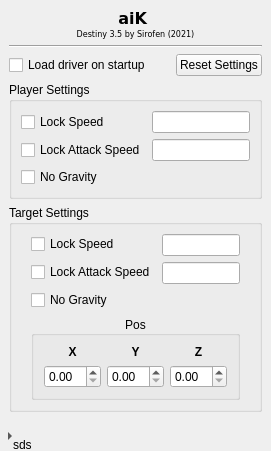
Before: the Qt Designer form aikwidget.ui in sirofen/aiK, drawn with Qt 5.
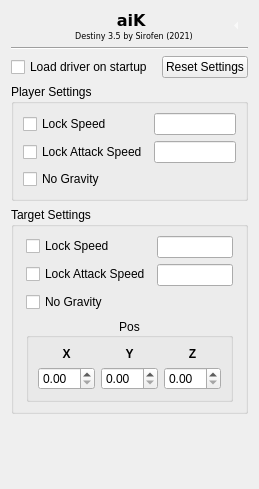
After: the same form once the commit is applied. Custom widgets are drawn as their Qt base class.

```diff
--- a/aikwidget.ui
+++ b/aikwidget.ui
@@ -9,8 +9,8 @@
    <rect>
     <x>0</x>
     <y>0</y>
-    <width>271</width>
-    <height>451</height>
+    <width>259</width>
+    <height>489</height>
    </rect>
   </property>
   <property name="sizePolicy">
@@ -31,25 +31,7 @@
   <property name="locale">
    <locale language="English" country="UnitedStates"/>
   </property>
-  <widget class="QWidget" name="inner_aikwidget" native="true">
-   <property name="geometry">
-    <rect>
-     <x>9</x>
-     <y>9</y>
-     <width>253</width>
-     <height>443</height>
-    </rect>
-   </property>
-   <property name="sizePolicy">
-    <sizepolicy hsizetype="Fixed" vsizetype="Fixed">
-     <horstretch>0</horstretch>
-     <verstretch>0</verstretch>
-    </sizepolicy>
-   </property>
-   <layout class="QVBoxLayout" name="verticalLayout_3">
-    <property name="sizeConstraint">
-     <enum>QLayout::SetMinimumSize</enum>
-    </property>
+  <layout class="QVBoxLayout" name="verticalLayout_2">
     <item>
      <layout class="QVBoxLayout" name="mainLayout">
       <property name="spacing">
@@ -93,7 +75,482 @@
            <set>Qt::AlignLeading|Qt::AlignLeft|Qt::AlignVCenter</set>
           </property>
           <property name="indent">
-           <number>-1</number>
+          <number>39</number>
+         </property>
+        </widget>
+       </item>
+       <item>
+        <widget class="CollapseButton" name="toolButton">
+         <property name="enabled">
+          <bool>true</bool>
+         </property>
+         <property name="palette">
+          <palette>
+           <active>
+            <colorrole role="WindowText">
+             <brush brushstyle="SolidPattern">
+              <color alpha="0">
+               <red>255</red>
+               <green>255</green>
+               <blue>255</blue>
+              </color>
+             </brush>
+            </colorrole>
+            <colorrole role="Button">
+             <brush brushstyle="SolidPattern">
+              <color alpha="0">
+               <red>240</red>
+               <green>240</green>
+               <blue>240</blue>
+              </color>
+             </brush>
+            </colorrole>
+            <colorrole role="Light">
+             <brush brushstyle="SolidPattern">
+              <color alpha="0">
+               <red>255</red>
+               <green>255</green>
+               <blue>255</blue>
+              </color>
+             </brush>
+            </colorrole>
+            <colorrole role="Midlight">
+             <brush brushstyle="SolidPattern">
+              <color alpha="0">
+               <red>247</red>
+               <green>247</green>
+               <blue>247</blue>
+              </color>
+             </brush>
+            </colorrole>
+            <colorrole role="Dark">
+             <brush brushstyle="SolidPattern">
+              <color alpha="0">
+               <red>120</red>
+               <green>120</green>
+               <blue>120</blue>
+              </color>
+             </brush>
+            </colorrole>
+            <colorrole role="Mid">
+             <brush brushstyle="SolidPattern">
+              <color alpha="0">
+               <red>160</red>
+               <green>160</green>
+               <blue>160</blue>
+              </color>
+             </brush>
+            </colorrole>
+            <colorrole role="Text">
+             <brush brushstyle="SolidPattern">
+              <color alpha="0">
+               <red>255</red>
+               <green>255</green>
+               <blue>255</blue>
+              </color>
+             </brush>
+            </colorrole>
+            <colorrole role="BrightText">
+             <brush brushstyle="SolidPattern">
+              <color alpha="255">
+               <red>255</red>
+               <green>255</green>
+               <blue>255</blue>
+              </color>
+             </brush>
+            </colorrole>
+            <colorrole role="ButtonText">
+             <brush brushstyle="SolidPattern">
+              <color alpha="0">
+               <red>255</red>
+               <green>255</green>
+               <blue>255</blue>
+              </color>
+             </brush>
+            </colorrole>
+            <colorrole role="Base">
+             <brush brushstyle="SolidPattern">
+              <color alpha="255">
+               <red>255</red>
+               <green>255</green>
+               <blue>255</blue>
+              </color>
+             </brush>
+            </colorrole>
+            <colorrole role="Window">
+             <brush brushstyle="SolidPattern">
+              <color alpha="0">
+               <red>240</red>
+               <green>240</green>
+               <blue>240</blue>
+              </color>
+             </brush>
+            </colorrole>
+            <colorrole role="Shadow">
+             <brush brushstyle="SolidPattern">
+              <color alpha="255">
+               <red>0</red>
+               <green>0</green>
+               <blue>0</blue>
+              </color>
+             </brush>
+            </colorrole>
+            <colorrole role="AlternateBase">
+             <brush brushstyle="SolidPattern">
+              <color alpha="127">
+               <red>247</red>
+               <green>247</green>
+               <blue>247</blue>
+              </color>
+             </brush>
+            </colorrole>
+            <colorrole role="ToolTipBase">
+             <brush brushstyle="SolidPattern">
+              <color alpha="255">
+               <red>255</red>
+               <green>255</green>
+               <blue>220</blue>
+              </color>
+             </brush>
+            </colorrole>
+            <colorrole role="ToolTipText">
+             <brush brushstyle="SolidPattern">
+              <color alpha="255">
+               <red>0</red>
+               <green>0</green>
+               <blue>0</blue>
+              </color>
+             </brush>
+            </colorrole>
+            <colorrole role="PlaceholderText">
+             <brush brushstyle="SolidPattern">
+              <color alpha="128">
+               <red>0</red>
+               <green>0</green>
+               <blue>0</blue>
+              </color>
+             </brush>
+            </colorrole>
+           </active>
+           <inactive>
+            <colorrole role="WindowText">
+             <brush brushstyle="SolidPattern">
+              <color alpha="0">
+               <red>255</red>
+               <green>255</green>
+               <blue>255</blue>
+              </color>
+             </brush>
+            </colorrole>
+            <colorrole role="Button">
+             <brush brushstyle="SolidPattern">
+              <color alpha="0">
+               <red>240</red>
+               <green>240</green>
+               <blue>240</blue>
+              </color>
+             </brush>
+            </colorrole>
+            <colorrole role="Light">
+             <brush brushstyle="SolidPattern">
+              <color alpha="0">
+               <red>255</red>
+               <green>255</green>
+               <blue>255</blue>
+              </color>
+             </brush>
+            </colorrole>
+            <colorrole role="Midlight">
+             <brush brushstyle="SolidPattern">
+              <color alpha="0">
+               <red>247</red>
+               <green>247</green>
+               <blue>247</blue>
+              </color>
+             </brush>
+            </colorrole>
+            <colorrole role="Dark">
+             <brush brushstyle="SolidPattern">
+              <color alpha="0">
+               <red>120</red>
+               <green>120</green>
+               <blue>120</blue>
+              </color>
+             </brush>
+            </colorrole>
+            <colorrole role="Mid">
+             <brush brushstyle="SolidPattern">
+              <color alpha="0">
+               <red>160</red>
+               <green>160</green>
+               <blue>160</blue>
+              </color>
+             </brush>
+            </colorrole>
+            <colorrole role="Text">
+             <brush brushstyle="SolidPattern">
+              <color alpha="0">
+               <red>255</red>
+               <green>255</green>
+               <blue>255</blue>
+              </color>
+             </brush>
+            </colorrole>
+            <colorrole role="BrightText">
+             <brush brushstyle="SolidPattern">
+              <color alpha="255">
+               <red>255</red>
+               <green>255</green>
+               <blue>255</blue>
+              </color>
+             </brush>
+            </colorrole>
+            <colorrole role="ButtonText">
+             <brush brushstyle="SolidPattern">
+              <color alpha="0">
+               <red>255</red>
+               <green>255</green>
+               <blue>255</blue>
+              </color>
+             </brush>
+            </colorrole>
+            <colorrole role="Base">
+             <brush brushstyle="SolidPattern">
+              <color alpha="255">
+               <red>255</red>
+               <green>255</green>
+               <blue>255</blue>
+              </color>
+             </brush>
+            </colorrole>
+            <colorrole role="Window">
+             <brush brushstyle="SolidPattern">
+              <color alpha="0">
+               <red>240</red>
+               <green>240</green>
+               <blue>240</blue>
+              </color>
+             </brush>
+            </colorrole>
+            <colorrole role="Shadow">
+             <brush brushstyle="SolidPattern">
+              <color alpha="255">
+               <red>0</red>
+               <green>0</green>
+               <blue>0</blue>
+              </color>
+             </brush>
+            </colorrole>
+            <colorrole role="AlternateBase">
+             <brush brushstyle="SolidPattern">
+              <color alpha="127">
+               <red>247</red>
+               <green>247</green>
+               <blue>247</blue>
+              </color>
+             </brush>
+            </colorrole>
+            <colorrole role="ToolTipBase">
+             <brush brushstyle="SolidPattern">
+              <color alpha="255">
+               <red>255</red>
+               <green>255</green>
+               <blue>220</blue>
+              </color>
+             </brush>
+            </colorrole>
+            <colorrole role="ToolTipText">
+             <brush brushstyle="SolidPattern">
+              <color alpha="255">
+               <red>0</red>
+               <green>0</green>
+               <blue>0</blue>
+              </color>
+             </brush>
+            </colorrole>
+            <colorrole role="PlaceholderText">
+             <brush brushstyle="SolidPattern">
+              <color alpha="128">
+               <red>0</red>
+               <green>0</green>
+               <blue>0</blue>
+              </color>
+             </brush>
+            </colorrole>
+           </inactive>
+           <disabled>
+            <colorrole role="WindowText">
+             <brush brushstyle="SolidPattern">
+              <color alpha="0">
+               <red>255</red>
+               <green>255</green>
+               <blue>255</blue>
+              </color>
+             </brush>
+            </colorrole>
+            <colorrole role="Button">
+             <brush brushstyle="SolidPattern">
+              <color alpha="0">
+               <red>240</red>
+               <green>240</green>
+               <blue>240</blue>
+              </color>
+             </brush>
+            </colorrole>
+            <colorrole role="Light">
+             <brush brushstyle="SolidPattern">
+              <color alpha="0">
+               <red>255</red>
+               <green>255</green>
+               <blue>255</blue>
+              </color>
+             </brush>
+            </colorrole>
+            <colorrole role="Midlight">
+             <brush brushstyle="SolidPattern">
+              <color alpha="0">
+               <red>247</red>
+               <green>247</green>
+               <blue>247</blue>
+              </color>
+             </brush>
+            </colorrole>
+            <colorrole role="Dark">
+             <brush brushstyle="SolidPattern">
+              <color alpha="0">
+               <red>120</red>
+               <green>120</green>
+               <blue>120</blue>
+              </color>
+             </brush>
+            </colorrole>
+            <colorrole role="Mid">
+             <brush brushstyle="SolidPattern">
+              <color alpha="0">
+               <red>160</red>
+               <green>160</green>
+               <blue>160</blue>
+              </color>
+             </brush>
+            </colorrole>
+            <colorrole role="Text">
+             <brush brushstyle="SolidPattern">
+              <color alpha="0">
+               <red>255</red>
+               <green>255</green>
+               <blue>255</blue>
+              </color>
+             </brush>
+            </colorrole>
+            <colorrole role="BrightText">
+             <brush brushstyle="SolidPattern">
+              <color alpha="255">
+               <red>255</red>
+               <green>255</green>
+               <blue>255</blue>
+              </color>
+             </brush>
+            </colorrole>
+            <colorrole role="ButtonText">
+             <brush brushstyle="SolidPattern">
+              <color alpha="0">
+               <red>255</red>
+               <green>255</green>
+               <blue>255</blue>
+              </color>
+             </brush>
+            </colorrole>
+            <colorrole role="Base">
+             <brush brushstyle="SolidPattern">
+              <color alpha="0">
+               <red>240</red>
+               <green>240</green>
+               <blue>240</blue>
+              </color>
+             </brush>
+            </colorrole>
+            <colorrole role="Window">
+             <brush brushstyle="SolidPattern">
+              <color alpha="0">
+               <red>240</red>
+               <green>240</green>
+               <blue>240</blue>
+              </color>
+             </brush>
+            </colorrole>
+            <colorrole role="Shadow">
+             <brush brushstyle="SolidPattern">
+              <color alpha="255">
+               <red>0</red>
+               <green>0</green>
+               <blue>0</blue>
+              </color>
+             </brush>
+            </colorrole>
+            <colorrole role="AlternateBase">
+             <brush brushstyle="SolidPattern">
+              <color alpha="0">
+               <red>240</red>
+               <green>240</green>
+               <blue>240</blue>
+              </color>
+             </brush>
+            </colorrole>
+            <colorrole role="ToolTipBase">
+             <brush brushstyle="SolidPattern">
+              <color alpha="255">
+               <red>255</red>
+               <green>255</green>
+               <blue>220</blue>
+              </color>
+             </brush>
+            </colorrole>
+            <colorrole role="ToolTipText">
+             <brush brushstyle="SolidPattern">
+              <color alpha="255">
+               <red>0</red>
+               <green>0</green>
+               <blue>0</blue>
+              </color>
+             </brush>
+            </colorrole>
+            <colorrole role="PlaceholderText">
+             <brush brushstyle="SolidPattern">
+              <color alpha="128">
+               <red>0</red>
+               <green>0</green>
+               <blue>0</blue>
+              </color>
+             </brush>
+            </colorrole>
+           </disabled>
+          </palette>
+         </property>
+         <property name="font">
+          <font>
+           <kerning>true</kerning>
+          </font>
+         </property>
+         <property name="layoutDirection">
+          <enum>Qt::LeftToRight</enum>
+         </property>
+         <property name="styleSheet">
+          <string notr="true"/>
+         </property>
+         <property name="text">
+          <string>...</string>
+         </property>
+         <property name="popupMode">
+          <enum>QToolButton::DelayedPopup</enum>
+         </property>
+         <property name="toolButtonStyle">
+          <enum>Qt::ToolButtonIconOnly</enum>
+         </property>
+         <property name="autoRaise">
+          <bool>true</bool>
+         </property>
+         <property name="arrowType">
+          <enum>Qt::LeftArrow</enum>
           </property>
          </widget>
         </item>
@@ -449,19 +906,6 @@
         </layout>
        </widget>
       </item>
-      <item>
-       <spacer name="verticalSpacer">
-        <property name="orientation">
-         <enum>Qt::Vertical</enum>
-        </property>
-        <property name="sizeHint" stdset="0">
-         <size>
-          <width>20</width>
-          <height>40</height>
-         </size>
-        </property>
-       </spacer>
-      </item>
      </layout>
     </item>
     <item>
@@ -494,13 +938,13 @@
           <bool>true</bool>
          </property>
          <property name="sizePolicy">
-          <sizepolicy hsizetype="Preferred" vsizetype="Preferred">
+         <sizepolicy hsizetype="Ignored" vsizetype="Preferred">
            <horstretch>0</horstretch>
            <verstretch>0</verstretch>
           </sizepolicy>
          </property>
          <property name="text">
-          <string>sds</string>
+         <string/>
          </property>
          <property name="textFormat">
           <enum>Qt::AutoText</enum>
@@ -516,38 +960,20 @@
       </layout>
      </widget>
     </item>
-   </layout>
-  </widget>
-  <widget class="CollapseButton" name="toolButton">
-   <property name="enabled">
-    <bool>true</bool>
-   </property>
-   <property name="geometry">
-    <rect>
-     <x>0</x>
-     <y>429</y>
+   <item>
+    <spacer name="verticalSpacer">
+     <property name="orientation">
+      <enum>Qt::Vertical</enum>
+     </property>
+     <property name="sizeHint" stdset="0">
+      <size>
      <width>20</width>
-     <height>14</height>
-    </rect>
-   </property>
-   <property name="font">
-    <font>
-     <kerning>true</kerning>
-    </font>
-   </property>
-   <property name="text">
-    <string>...</string>
-   </property>
-   <property name="toolButtonStyle">
-    <enum>Qt::ToolButtonIconOnly</enum>
-   </property>
-   <property name="autoRaise">
-    <bool>true</bool>
-   </property>
-   <property name="arrowType">
-    <enum>Qt::RightArrow</enum>
-   </property>
-  </widget>
+       <height>40</height>
+      </size>
+     </property>
+    </spacer>
+   </item>
+  </layout>
  </widget>
  <customwidgets>
   <customwidget>
```
Lines whose indentation alone changed are shown as unchanged.
